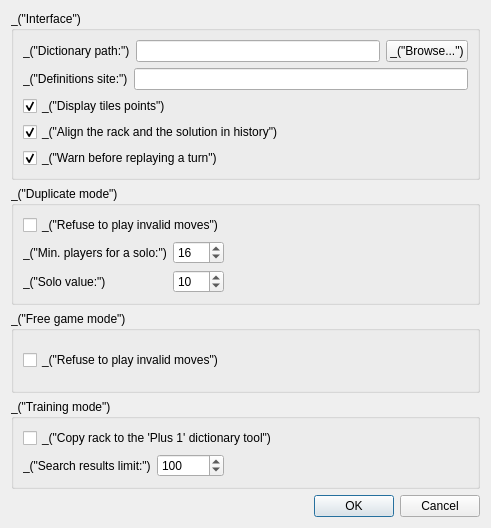
Above: qt/ui/prefs_dialog.ui from cjlano/eliot before the change. Below: the same form after it.
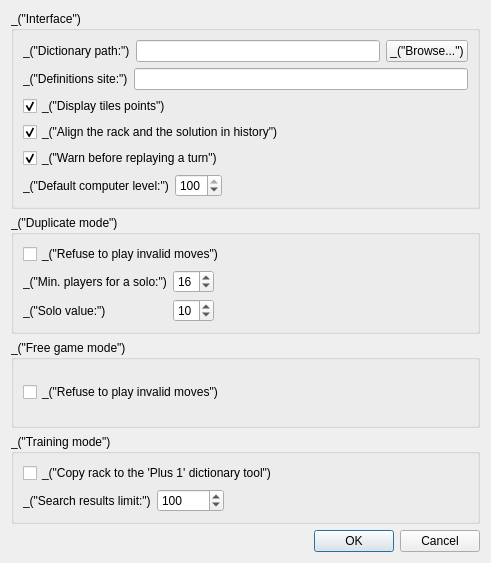
That is the form after the change.

Commit message: New preference to define a default AI level

```diff
--- a/qt/ui/prefs_dialog.ui
+++ b/qt/ui/prefs_dialog.ui
@@ -7,7 +7,7 @@
     <x>0</x>
     <y>0</y>
     <width>491</width>
-    <height>528</height>
+    <height>563</height>
    </rect>
   </property>
   <property name="windowTitle">
@@ -107,6 +107,40 @@
         </property>
        </widget>
       </item>
+      <item>
+       <layout class="QHBoxLayout" name="horizontalLayout_3">
+        <item>
+         <widget class="QLabel" name="label_6">
+          <property name="text">
+           <string>_(&quot;Default computer level:&quot;)</string>
+          </property>
+         </widget>
+        </item>
+        <item>
+         <widget class="QSpinBox" name="spinBoxDefaultLevel">
+          <property name="maximum">
+           <number>100</number>
+          </property>
+          <property name="value">
+           <number>100</number>
+          </property>
+         </widget>
+        </item>
+        <item>
+         <spacer name="horizontalSpacer_3">
+          <property name="orientation">
+           <enum>Qt::Horizontal</enum>
+          </property>
+          <property name="sizeHint" stdset="0">
+           <size>
+            <width>40</width>
+            <height>20</height>
+           </size>
+          </property>
+         </spacer>
+        </item>
+       </layout>
+      </item>
      </layout>
     </widget>
    </item>
@@ -116,7 +150,7 @@
       <string>_(&quot;Duplicate mode&quot;)</string>
      </property>
      <layout class="QGridLayout" name="gridLayout">
-      <item row="0" column="0" colspan="2">
+      <item row="0" column="0" colspan="3">
        <widget class="QCheckBox" name="checkBoxDuplRefuseInvalid">
         <property name="toolTip">
          <string>_(&quot;If checked, playing an invalid or misplaced word will not be possible. If unchecked, you will get 0 point and lose your turn&quot;)</string>
```
Left out of the diff: 1 changed line with no effect on the pictures. The commit also changes 5 other files.
